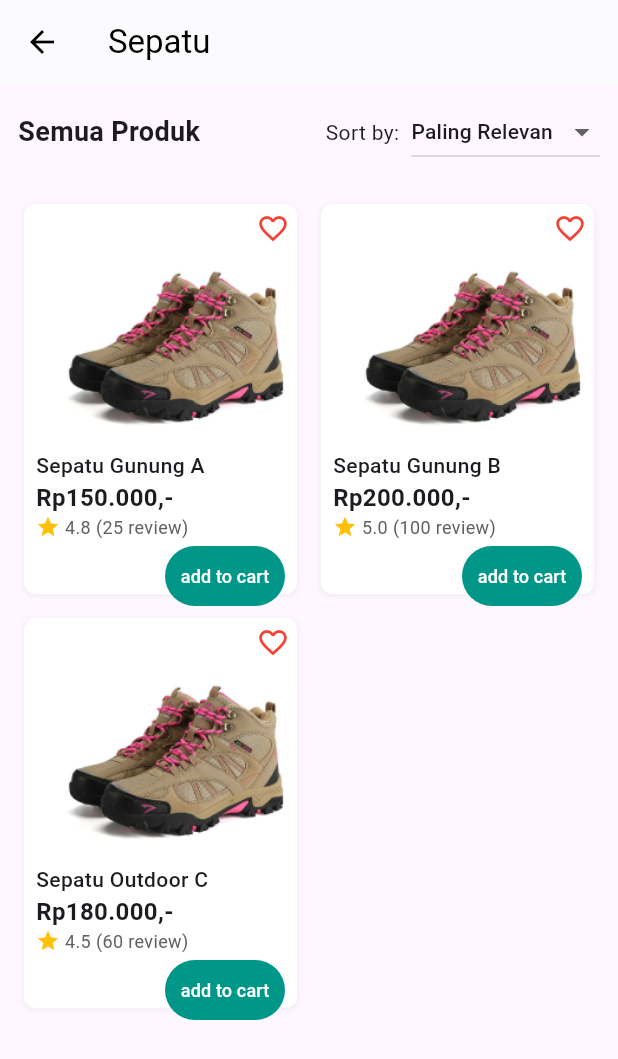
After one commit to beginnener/Kelompok7-PROVIS-TUBES-C223, a Flutter app: the SepatuPage screen opened directly, on a phone screen of 412 x 824 dp. The commit adds this screen. Shown: the top 1059 px of the screen. Run offline on Flutter 3.47's test engine with Material 3 defaults, Android fonts, the phone set to English and light mode, and no system bars; network calls fail.

Commit message:
nambahin page promo sama sepatu, terus nyesuaiin navigasi di katalognya

```diff
--- a/lib/pages/searchPage.dart
+++ b/lib/pages/searchPage.dart
@@ -162,9 +162,9 @@ class _SearchPageState extends State<SearchPage> {
                                               elevation: 0,
                                             ),
                                             child: Text(
-                                              'Add',
+                                              'add to cart',
                                               style: TextStyle(
-                                                fontSize: 12,
+                                                fontSize: 11,
                                                 fontWeight: FontWeight.w500,
                                                 color: Colors.white,
                                               ),
--- /dev/null
+++ b/lib/pages/sepatu.dart
@@ -0,0 +1,238 @@
+import 'package:flutter/material.dart';
+
+class SepatuPage extends StatefulWidget {
+  const SepatuPage({super.key});
+
+  @override
+  State<SepatuPage> createState() => _SepatuPageState();
+}
+
+class _SepatuPageState extends State<SepatuPage> {
+  List<Map<String, dynamic>> items = [
+    {
+      'name': 'Sepatu Gunung A',
+      'price': 'Rp150.000,-',
+      'imagePath': 'assets/images/hiking_shoes.png',
+      'rating': '4.8',
+      'reviews': '25',
+      'isFavorite': false,
+    },
+    {
+      'name': 'Sepatu Gunung B',
+      'price': 'Rp200.000,-',
+      'imagePath': 'assets/images/hiking_shoes.png',
+      'rating': '5.0',
+      'reviews': '100',
+      'isFavorite': false,
+    },
+    {
+      'name': 'Sepatu Outdoor C',
+      'price': 'Rp180.000,-',
+      'imagePath': 'assets/images/hiking_shoes.png',
+      'rating': '4.5',
+      'reviews': '60',
+      'isFavorite': false,
+    },
+  ];
+
+  String _selectedSort = 'Paling Relevan';
+
+  final List<String> _sortOptions = [
+    'Paling Relevan',
+    'Terbaru',
+    'Terpopuler',
+    'Harga Terendah',
+    'Harga Tertinggi',
+  ];
+
+  void _applySort() {
+    setState(() {
+      if (_selectedSort == 'Harga Terendah') {
+        items.sort((a, b) => _parsePrice(a['price']).compareTo(_parsePrice(b['price'])));
+      } else if (_selectedSort == 'Harga Tertinggi') {
+        items.sort((a, b) => _parsePrice(b['price']).compareTo(_parsePrice(a['price'])));
+      } else if (_selectedSort == 'Terpopuler') {
+        items.sort((a, b) => int.parse(b['reviews']).compareTo(int.parse(a['reviews'])));
+      } else if (_selectedSort == 'Terbaru') {
+        // Sort berdasarkan waktu jika ada data tanggal, placeholder
+      } else {
+        // Paling Relevan (default) - tidak diurutkan
+      }
+    });
+  }
+
+  int _parsePrice(String price) {
+    return int.tryParse(price.replaceAll(RegExp(r'[^0-9]'), '')) ?? 0;
+  }
+
+  void toggleFavorite(int index) {
+    setState(() {
+      items[index]['isFavorite'] = !items[index]['isFavorite'];
+    });
+  }
+
+  void addToCart(String name) {
+    ScaffoldMessenger.of(context).showSnackBar(
+      SnackBar(content: Text('$name ditambahkan ke keranjang')),
+    );
+  }
+
+  @override
+  Widget build(BuildContext context) {
+    return Scaffold(
+      appBar: AppBar(
+        title: const Text('Sepatu'),
+        backgroundColor: Colors.white,
+        foregroundColor: Colors.black,
+        elevation: 0.5,
+      ),
+      body: Column(
+        children: [
+          Padding(
+            padding: const EdgeInsets.symmetric(horizontal: 12.0, vertical: 8),
+            child: Row(
+              mainAxisAlignment: MainAxisAlignment.spaceBetween,
+              children: [
+                const Text(
+                  "Semua Produk",
+                  style: TextStyle(fontSize: 18, fontWeight: FontWeight.bold),
+                ),
+                Row(
+                  children: [
+                    const Text("Sort by:", style: TextStyle(fontSize: 14)),
+                    const SizedBox(width: 8),
+                    DropdownButton<String>(
+                      value: _selectedSort,
+                      onChanged: (newValue) {
+                        setState(() {
+                          _selectedSort = newValue!;
+                          _applySort();
+                        });
+                      },
+                      items: _sortOptions.map((sortOption) {
+                        return DropdownMenuItem<String>(
+                          value: sortOption,
+                          child: Text(sortOption, style: const TextStyle(fontSize: 14)),
+                        );
+                      }).toList(),
+                    ),
+                  ],
+                ),
+              ],
+            ),
+
+          ),
+          Expanded(
+            child: GridView.builder(
+              padding: const EdgeInsets.all(16),
+              gridDelegate: const SliverGridDelegateWithFixedCrossAxisCount(
+                crossAxisCount: 2,
+                mainAxisSpacing: 16,
+                crossAxisSpacing: 16,
+                childAspectRatio: 0.7,
+              ),
+              itemCount: items.length,
+              itemBuilder: (context, index) {
+                final item = items[index];
+                return Container(
+                  width: 160,
+                  decoration: BoxDecoration(
+                    color: Colors.white,
+                    borderRadius: BorderRadius.circular(8),
+                    boxShadow: [
+                      BoxShadow(
+                        color: Colors.grey.withOpacity(0.1),
+                        spreadRadius: 1,
+                        blurRadius: 2,
+                        offset: const Offset(0, 1),
+                      ),
+                    ],
+                  ),
+                  child: Column(
+                    crossAxisAlignment: CrossAxisAlignment.start,
+                    children: [
+                      Expanded(
+                        flex: 3,
+                        child: Stack(
+                          children: [
+                            ClipRRect(
+                              borderRadius: const BorderRadius.vertical(top: Radius.circular(8)),
+                              child: Image.asset(
+                                item['imagePath'],
+                                height: double.infinity,
+                                width: double.infinity,
+                                fit: BoxFit.cover,
+                              ),
+                            ),
+                            Positioned(
+                              top: 5,
+                              right: 5,
+                              child: GestureDetector(
+                                onTap: () => toggleFavorite(index),
+                                child: Icon(
+                                  item['isFavorite'] ? Icons.favorite : Icons.favorite_border,
+                                  color: Colors.red,
+                                  size: 22,
+                                ),
+                              ),
+                            ),
+                          ],
+                        ),
+                      ),
+                      Expanded(
+                        flex: 2,
+                        child: Padding(
+                          padding: const EdgeInsets.all(8.0),
+                          child: Column(
+                            crossAxisAlignment: CrossAxisAlignment.start,
+                            mainAxisAlignment: MainAxisAlignment.spaceBetween,
+                            children: [
+                              Text(item['name'], style: const TextStyle(fontSize: 14, fontWeight: FontWeight.w500)),
+                              Text(item['price'], style: const TextStyle(fontSize: 16, fontWeight: FontWeight.bold)),
+                              Row(
+                                children: [
+                                  const Icon(Icons.star, color: Colors.amber, size: 16),
+                                  Text(
+                                    ' ${item['rating']} (${item['reviews']} review)',
+                                    style: TextStyle(fontSize: 12, color: Colors.grey.shade700),
+                                  ),
+                                ],
+                              ),
+                              Row(
+                                mainAxisAlignment: MainAxisAlignment.end,
+                                children: [
+                                  SizedBox(
+                                    width: 80,
+                                    child: ElevatedButton(
+                                      onPressed: () => addToCart(item['name']),
+                                      style: ElevatedButton.styleFrom(
+                                        backgroundColor: Colors.teal,
+                                        padding: const EdgeInsets.symmetric(vertical: 4),
+                                        shape: RoundedRectangleBorder(
+                                          borderRadius: BorderRadius.circular(50),
+                                        ),
+                                        elevation: 0,
+                                      ),
+                                      child: const Text(
+                                        'add to cart',
+                                        style: TextStyle(fontSize: 12, fontWeight: FontWeight.w500, color: Colors.white),
+                                      ),
+                                    ),
+                                  ),
+                                ],
+                              ),
+                            ],
+                          ),
+                        ),
+                      ),
+                    ],
+                  ),
+                );
+              },
+            ),
+          ),
+        ],
+      ),
+    );
+  }
+}
```
Also changed, not shown: lib/pages/home.dart (+34 -61 lines), lib/pages/promo.dart (added, +200 -0 lines).
